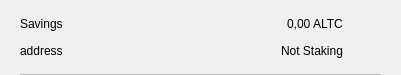
Qt form src/qt/altecoin/forms/csrow.ui (bontecoin/BONTE) before a commit.
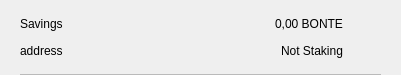
The same form after that commit. Icons and pictures are not drawn.

What changed in the file:
```diff
--- a/src/qt/altecoin/forms/csrow.ui
+++ b/src/qt/altecoin/forms/csrow.ui
@@ -99,7 +99,7 @@
            <item>
             <widget class="QLabel" name="labelAmount">
              <property name="text">
-              <string>0,00 ALTC</string>
+              <string>0,00 BONTE</string>
              </property>
             </widget>
            </item>
```
